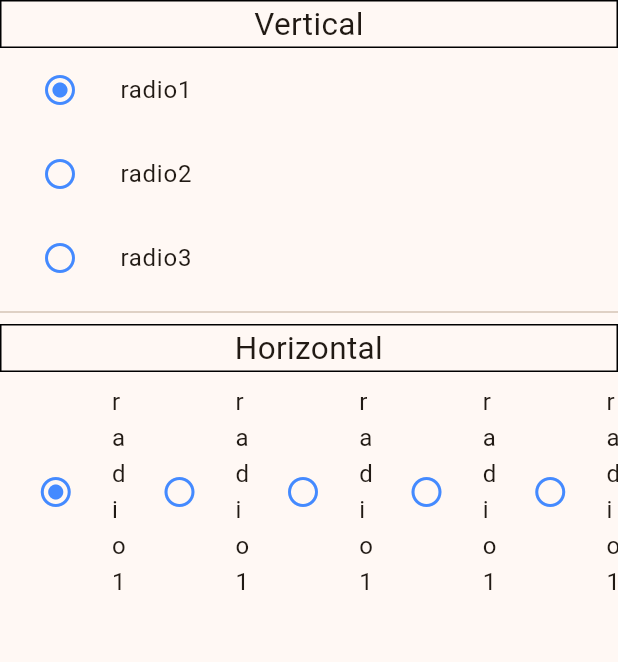
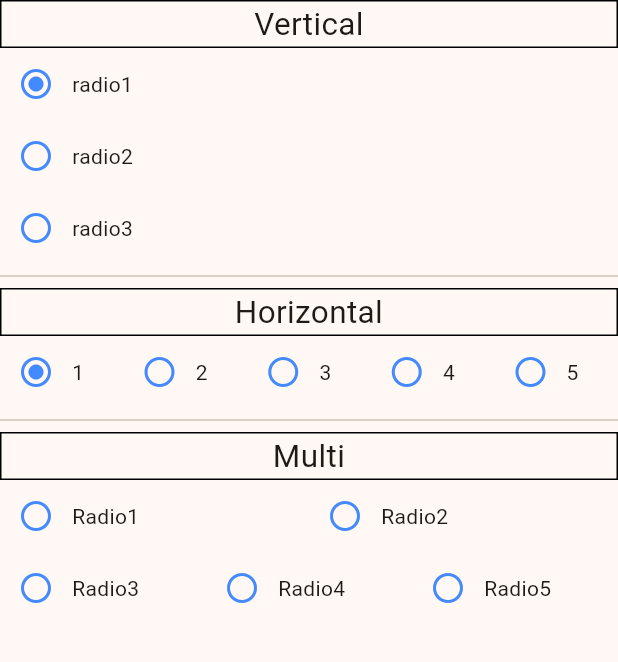
Before and after one commit to donguran/RadioButton, a Flutter app: the screen it shows after launch, on a phone screen of 412 x 824 dp, the part 84-746 px from its top. Run offline on Flutter 3.47's test engine with Material 3 defaults, Android fonts, the phone set to English and light mode, and no system bars.

Commit message:
write radio description

```diff
--- a/example/lib/main.dart
+++ b/example/lib/main.dart
@@ -28,6 +28,7 @@ class RadioExample extends StatefulWidget {
 
 class _RadioExampleState extends State<RadioExample> {
   late RadioSampleGroupId groupId;
+  String groupIdStr = "groupIdStr";
 
   @override
   void initState() {
@@ -42,38 +43,56 @@ class _RadioExampleState extends State<RadioExample> {
       children: [
         const TitleBoxWidget("Vertical"),
         RadioGroup(
-          onChanged: (value) {
-            debugPrint("RadioGroup result:$value");
-          },
           groupId: groupId,
           orientation: RadioOrientation.vertical,
           children: [
-            RadioButton(value: RadioSampleGroupId.radio1, mainTitle: const Text("radio1")),
-            RadioButton(value: RadioSampleGroupId.radio2, mainTitle: const Text("radio2")),
-            RadioButton(
-              value: RadioSampleGroupId.radio3,
-              mainTitle: const Text("radio3"),
-              entireTouchable: true,
+            RadioButton(value: RadioSampleGroupId.radio1, content: const Text("radio1")),
+            RadioButton(value: RadioSampleGroupId.radio2, content: const Text("radio2")),
+            RadioButton(value: RadioSampleGroupId.radio3, content: const Text("radio3"),
             ),
           ],
         ),
         const Divider(),
         const TitleBoxWidget("Horizontal"),
         RadioGroup(
+          onChanged: (value) {
+            debugPrint(value.toString());
+          },
           groupId: groupId,
           children: [
-            RadioButton(value: RadioSampleGroupId.radio1, mainTitle: const Text("radio1"),),
-            RadioButton(value: RadioSampleGroupId.radio2, mainTitle: const Text("radio1"),),
-            RadioButton(value: RadioSampleGroupId.radio3, mainTitle: const Text("radio1"),),
-            RadioButton(value: RadioSampleGroupId.radio4, mainTitle: const Text("radio1"),),
-            RadioButton(value: RadioSampleGroupId.radio5, mainTitle: const Text("radio1"),),
+            RadioButton(value: RadioSampleGroupId.radio1, content: const Text("1"),),
+            RadioButton(value: RadioSampleGroupId.radio2, content: const Text("2"),),
+            RadioButton(value: RadioSampleGroupId.radio3, content: const Text("3"),),
+            RadioButton(value: RadioSampleGroupId.radio4, content: const Text("4"),),
+            RadioButton(value: RadioSampleGroupId.radio5, content: const Text("5"),),
+          ],
+        ),
+
+        const Divider(),
+        const TitleBoxWidget("Multi"),
+        Column(
+          children: [
+            RadioGroup(
+              groupId: groupIdStr,
+              children: [
+                RadioButton(value: "radio1", content: const Text("Radio1")),
+                RadioButton(value: "radio2", content: const Text("Radio2")),
+              ],
+            ),
+            RadioGroup(
+              groupId: groupIdStr,
+              children: [
+                RadioButton(value: "radio3", content: const Text("Radio3")),
+                RadioButton(value: "radio4", content: const Text("Radio4")),
+                RadioButton(value: "radio5", content: const Text("Radio5")),
+              ]
+            )
           ],
         )
       ],
     );
   }
 }
-
 
 enum RadioSampleGroupId {
   radio1,
--- a/lib/radio/radio_button_widget.dart
+++ b/lib/radio/radio_button_widget.dart
@@ -1,16 +1,20 @@
 import 'package:flutter/material.dart';
+import 'package:flutter/rendering.dart';
+import 'package:radio_button/radio/radio_fit.dart';
 import 'package:radio_button/radio/radio_group_widget.dart';
 import 'package:radio_button/radio/radio_orientation.dart';
 
-/// same [groupId]
 class RadioButton<T> extends StatefulWidget {
   RadioButton({
     super.key,
     this.groupId,
     required this.value,
-    required this.mainTitle,
-    this.subTitle,
+    required this.content,
     this.onChanged,
+    this.fit = RadioFit.match,
+    this.width,
+    this.height,
+    this.decoration,
     this.enabled = true,
     this.selectedIcon,
     this.unselectedIcon,
@@ -18,6 +22,7 @@ class RadioButton<T> extends StatefulWidget {
     this.radioHighLightColor,
     this.entireTouchable = false,
     this.padding,
+    this.align = MainAxisAlignment.start,
   });
 
   /// if you setting RadioButton's [groupId]
@@ -29,18 +34,30 @@ class RadioButton<T> extends StatefulWidget {
 
   /// RadioButton's identify [value].
   final T value;
-  final Widget? mainTitle;
-  final Widget? subTitle;
+
+  /// [content] RadioButton main content
+  final Widget? content;
+
+  /// [width] RadioButton's width size
+  final double? width;
+
+  /// [height] RadioButton's height size
+  final double? height;
+
+  /// [decoration] RadioButton frame custom
+  /// color, border, radius..
+  final BoxDecoration? decoration;
 
   /// radio button [enabled]
   final bool enabled;
 
-  /// default icon:Icon(Icons.radio_button_on_outlined)
+  /// [selectedIcon] default icon:Icon(Icons.radio_button_on_outlined)
   final Icon? selectedIcon;
 
-  /// default icon:Icon(Icons.radio_button_off_outlined)
+  /// [unselectedIcon] default icon:Icon(Icons.radio_button_off_outlined)
   final Icon? unselectedIcon;
 
+  /// [iconColor] RadioButton Icon's default Color setting.
   final Color iconColor;
 
   /// if you want change radioButton pressed color.
@@ -51,10 +68,30 @@ class RadioButton<T> extends StatefulWidget {
   /// but if it was false, it can only pressed RadioButton Icon Widget.
   final bool entireTouchable;
 
+  /// If you need individual RadioButton's onChanged actions.
+  /// use this [onChanged]
+  ///
+  /// but If you use RadioButton into RadioGroup.
+  /// you don't use this RadioButtons' [onChanged]
+  /// use RadioGroup's [RadioGroup.onChanged] method.
   final Function(dynamic value)? onChanged;
 
+  /// [padding] widgets in RadioButton
+  /// return type [EdgeInsetsGeometry]
   final EdgeInsetsGeometry? padding;
 
+  /// [align] widgets in RadioButton
+  final MainAxisAlignment align;
+
+  /// [fit] is default : [RadioFit.match]
+  /// [RadioFit.wrap] is Fitted RadioButton Widget.
+  /// resize your children widgets size.
+  final RadioFit fit;
+
+  /// this Property use only in RadioGroup do self.
+  ///
+  /// [radioGroupProvider] you don't worried this.
+  /// I talled one more This property use only in RadioGroup do self.
   RadioGroupProvider? radioGroupProvider;
 
   @override
@@ -86,14 +123,18 @@ class _RadioButtonState<T> extends State<RadioButton<T>> {
   /// [RadioOrientation.horizontal]
   Widget _verticalRadioButton() {
     debugPrint("_verticalRadioButton..");
-    return radioButtonBase();
+    return widget.fit == RadioFit.wrap
+        ? FittedBox(child: radioButtonBase())
+        : radioButtonBase();
   }
 
   /// it this RadioButton do not used in RadioGroup
   /// Flex Widget will make hasSize Error
   Widget _horizontalRadioButton() {
     debugPrint("_horizontalRadioButton..");
-    return Expanded(child: radioButtonBase());
+    return widget.fit == RadioFit.wrap
+        ? FittedBox(child: Expanded(child: radioButtonBase()))
+        : Expanded(child: radioButtonBase());
   }
 
   Widget radioButtonBase() {
@@ -101,8 +142,15 @@ class _RadioButtonState<T> extends State<RadioButton<T>> {
       onTap: widget.entireTouchable ? () {
         radioGroupProvider?.change(widget.value);
       } : null,
-      child: ListTile(
-        leading: IconButton(
+      child: Container(
+        width: widget.width,
+        height: widget.height,
+        padding: widget.padding,
+        decoration: widget.decoration,
+        child: Row(
+          mainAxisAlignment: widget.align,
+          children: [
+            IconButton(
               icon: radioGroupProvider != null
                   ? iconExistRadioGroupProvider()
                   : iconNotExistRadioGroupProvider(),
@@ -116,10 +164,9 @@ class _RadioButtonState<T> extends State<RadioButton<T>> {
               color: widget.iconColor,
               disabledColor: widget.iconColor,
             ),
-        title: widget.mainTitle,
-        subtitle: widget.subTitle,
-
-        contentPadding: widget.padding,
+            widget.content ?? const SizedBox(),
+          ]
+        ),
       ),
     );
   }
--- /dev/null
+++ b/lib/radio/radio_fit.dart
@@ -0,0 +1,4 @@
+enum RadioFit {
+  wrap,
+  match,
+}
--- a/lib/radio/radio_group_widget.dart
+++ b/lib/radio/radio_group_widget.dart
@@ -24,6 +24,18 @@ class RadioGroup<T> extends StatefulWidget {
   ///
   /// so please register same type.
   final List<Widget> children;
+
+  /// [onChanged] manages all about included RadioButton.
+  /// parameter [value] is changed [groupId]
+  ///
+  /// but more kinds of functions.
+  /// If you want change value into otherValue.
+  ///
+  /// like this,
+  /// [onChanged] : (value) {
+  ///   setState(() {
+  ///     [otherValue] = [value];
+  ///   })
   final Function(dynamic value)? onChanged;
 
   /// default [orientation] : [RadioOrientation.horizontal]
@@ -97,10 +109,13 @@ class RadioGroupProvider<T> extends ChangeNotifier {
   RadioOrientation orientation = RadioOrientation.vertical;
 
   void changeNotNotify(T value) {
+    if (radioGroupId.runtimeType == value.runtimeType) {
       radioGroupId = value;
+    }
   }
 
   void change(T value) {
+    if (radioGroupId.runtimeType == value.runtimeType) {
       radioGroupId = value;
 
       if (onChanged != null) {
@@ -109,6 +124,7 @@ class RadioGroupProvider<T> extends ChangeNotifier {
 
       notifyListeners();
     }
+  }
 
   bool isEqual(T value) => radioGroupId == value;
 }
--- a/lib/radio_button.dart
+++ b/lib/radio_button.dart
@@ -3,7 +3,7 @@ library radio_button;
 export 'package:radio_button/radio/radio_group_widget.dart';
 export 'package:radio_button/radio/radio_button_widget.dart';
 export 'package:radio_button/radio/radio_orientation.dart';
-
+export 'package:radio_button/radio/radio_fit.dart';
 
 
 /** Reference.
```
Lines whose indentation alone changed are shown as unchanged.
